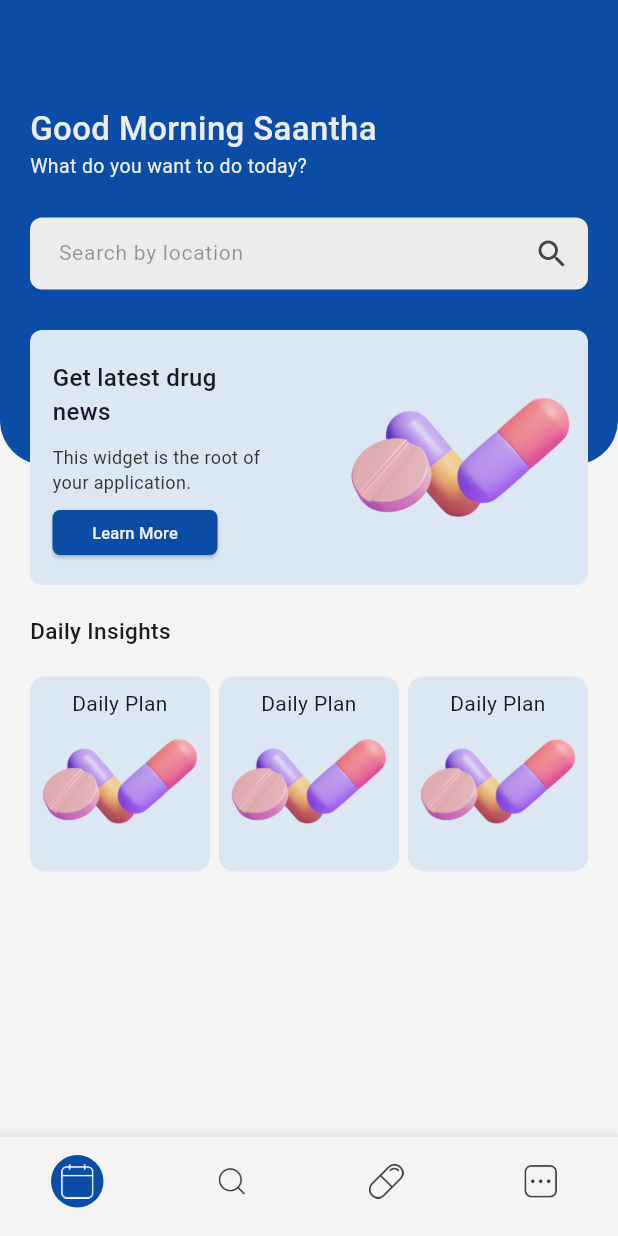
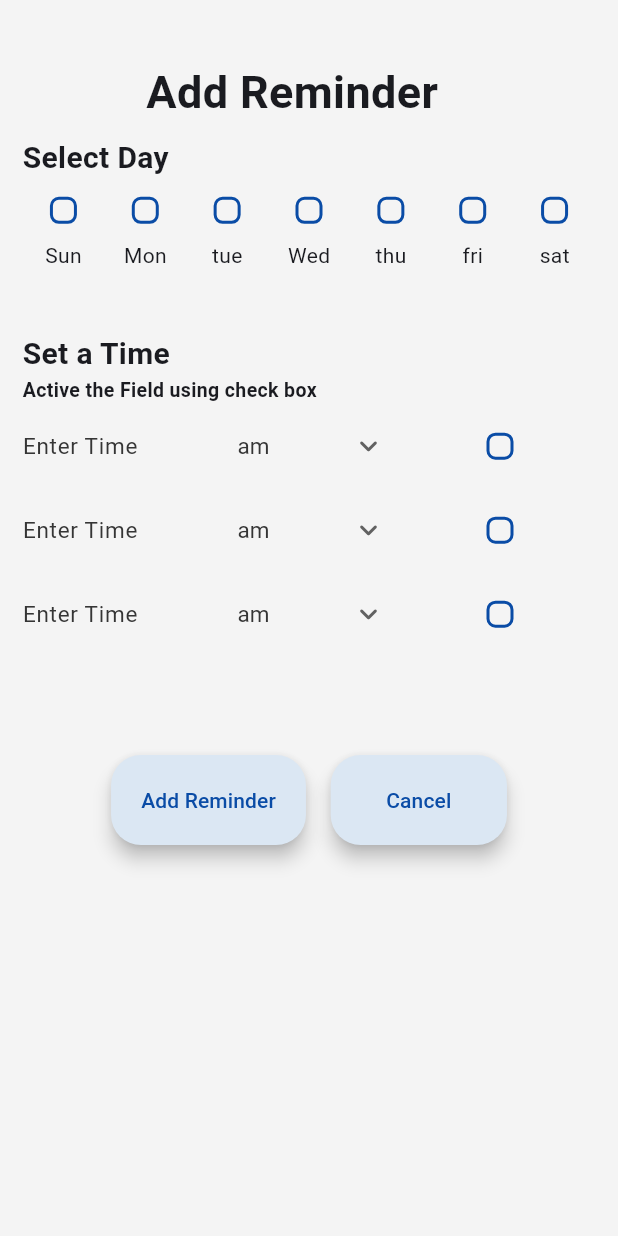
Before and after one commit to saimaboy/aarogya_meds, a Flutter app: the screen it shows after launch, on a phone screen of 412 x 824 dp. Run offline on Flutter 3.47's test engine with Material 3 defaults, Android fonts, the phone set to English and light mode, and no system bars.

Commit message:
add reminder page

```diff
--- a/lib/main.dart
+++ b/lib/main.dart
@@ -1,3 +1,4 @@
+import 'package:aarogya_meds/screens/Reminder/add_remider.dart';
 import 'package:aarogya_meds/screens/wrapper.dart';
 import 'package:aarogya_meds/utils/common.dart';
 import 'package:flutter/material.dart';
@@ -20,7 +21,7 @@ class MyApp extends StatelessWidget {
         useMaterial3: true,
         scaffoldBackgroundColor: AppColors.bgcolor,
       ),
-      home: const Wrapper(),
+      home: const AddReminderScreen(),
     );
   }
 }
--- /dev/null
+++ b/lib/screens/Reminder/add_remider.dart
@@ -0,0 +1,537 @@
+
+import 'package:aarogya_meds/utils/common.dart';
+import 'package:flutter/cupertino.dart';
+import 'package:flutter/material.dart';
+
+class AddReminderScreen extends StatefulWidget {
+  const AddReminderScreen({super.key});
+
+  @override
+  State<AddReminderScreen> createState() => _AddReminderScreenState();
+}
+
+class _AddReminderScreenState extends State<AddReminderScreen> {
+  final TextEditingController closedTimeController =TextEditingController();
+  bool sundayRadio=false;
+  bool mondayRadio=false;
+  bool tuesdayRadio=false;
+  bool wednesdayRadio=false;
+  bool thursdayRadio=false;
+  bool fridayRadio=false;
+  bool saturdayRadio=false;
+  bool oneTimeRadio=false;
+  bool twoTimeRadio=false;
+  bool threeTimeRadio=false;
+  String? selectedvalue="am";
+  @override
+  Widget build(BuildContext context) {
+
+    Size size = MediaQuery.of(context).size;
+    return Scaffold(
+      body:Padding(
+        padding: const EdgeInsets.symmetric(horizontal:015),
+        child: ListView(
+          // mainAxisAlignment: MainAxisAlignment.start,
+          // crossAxisAlignment: CrossAxisAlignment.start,
+          children: [
+            const SizedBox(height: 40,),
+            Padding(
+              padding: EdgeInsets.symmetric(horizontal: size.width*0.2),
+              child: const Text(
+                "Add Reminder",
+                style: TextStyle(fontWeight: FontWeight.w700,fontSize: 30),
+              ),
+            ),
+             SizedBox(height: size.height*0.01,),
+            Text(
+              "Select Day",
+              style: TextStyle(fontSize: 20,fontWeight: FontWeight.w600),),
+            Row(
+              children: [
+                Expanded(
+                  child: Column(
+                    children: [
+                      Checkbox(
+                        value: sundayRadio,
+                        onChanged: (value){
+                        setState(() {
+                          sundayRadio=value!;
+                        });
+
+                      },
+                      activeColor:AppColors.primary,
+                        //checkColor:Colors.red ,
+                      shape: RoundedRectangleBorder(
+                            borderRadius: BorderRadius.circular(6),
+                            side: const BorderSide(
+                              color: AppColors.primary,
+                            ),
+                      ),
+                        side: const BorderSide(
+                            color: AppColors.primary,
+                            width: 2
+                        ),
+                        visualDensity: VisualDensity.compact,
+                      ),
+                      const Text("Sun"),
+                    ],
+                  ),
+                ),
+                Expanded(
+                  child: Column(
+                    children: [
+                      Checkbox(
+                        value: mondayRadio,
+                        onChanged: (value){
+                          setState(() {
+                            mondayRadio=value!;
+                          });
+
+                        },
+                        activeColor:AppColors.primary,
+                        //checkColor:Colors.red ,
+                        shape: RoundedRectangleBorder(
+                          borderRadius: BorderRadius.circular(6),
+                          side: const BorderSide(
+                            color: AppColors.primary,
+                          ),
+                        ),
+                        side: const BorderSide(
+                            color: AppColors.primary,
+                            width: 2
+                        ),
+                        visualDensity: VisualDensity.compact,
+                      ),
+                      const Text("Mon"),
+                    ],
+                  ),
+                ),
+                Expanded(
+                  child: Column(
+                    children: [
+                      Checkbox(
+                        value: tuesdayRadio,
+                        onChanged: (value){
+                          setState(() {
+                            tuesdayRadio=value!;
+                          });
+
+                        },
+                        activeColor:AppColors.primary,
+                        //checkColor:Colors.red ,
+                        shape: RoundedRectangleBorder(
+                          borderRadius: BorderRadius.circular(6),
+                          side: const BorderSide(
+                            color: AppColors.primary,
+                          ),
+                        ),
+                        side: const BorderSide(
+                            color: AppColors.primary,
+                            width: 2
+                        ),
+                        visualDensity: VisualDensity.compact,
+                      ),
+                      const Text("tue"),
+                    ],
+                  ),
+                ),
+                Expanded(
+                  child: Column(
+                    children: [
+                      Checkbox(
+                        value: wednesdayRadio,
+                        onChanged: (value){
+                          setState(() {
+                            wednesdayRadio=value!;
+                          });
+
+                        },
+                        activeColor:AppColors.primary,
+                        //checkColor:Colors.red ,
+                        shape: RoundedRectangleBorder(
+                          borderRadius: BorderRadius.circular(6),
+                          side: const BorderSide(
+                            color: AppColors.primary,
+                          ),
+                        ),
+                        side: const BorderSide(
+                            color: AppColors.primary,
+                            width: 2
+                        ),
+                        visualDensity: VisualDensity.compact,
+                      ),
+                      const Text("Wed"),
+                    ],
+                  ),
+                ),
+                Expanded(
+                  child: Column(
+                    children: [
+                      Checkbox(
+                        value: thursdayRadio,
+                        onChanged: (value){
+                          setState(() {
+                            thursdayRadio=value!;
+                          });
+
+                        },
+                        activeColor:AppColors.primary,
+                        //checkColor:Colors.red ,
+                        shape: RoundedRectangleBorder(
+                          borderRadius: BorderRadius.circular(6),
+                          side: const BorderSide(
+                            color: AppColors.primary,
+                          ),
+                        ),
+                        side: const BorderSide(
+                            color:AppColors.primary,
+                            width: 2
+                        ),
+                        visualDensity: VisualDensity.compact,
+                      ),
+                      const Text("thu"),
+                    ],
+                  ),
+                ),
+                Expanded(
+                  child: Column(
+                    children: [
+                      Checkbox(
+                        value: fridayRadio,
+                        onChanged: (value){
+                          setState(() {
+                            fridayRadio=value!;
+                          });
+
+                        },
+                        activeColor:AppColors.primary,
+                        //checkColor:Colors.red ,
+                        shape: RoundedRectangleBorder(
+                          borderRadius: BorderRadius.circular(6),
+                          side: const BorderSide(
+                            color: AppColors.primary,
+                          ),
+                        ),
+                        side: const BorderSide(
+                            color: AppColors.primary,
+                            width: 2
+                        ),
+                        visualDensity: VisualDensity.compact,
+                      ),
+                      const Text("fri"),
+                    ],
+                  ),
+                ),
+                Expanded(
+                  child: Column(
+                    children: [
+                      Checkbox(
+                        value: saturdayRadio,
+                        onChanged: (value){
+                          setState(() {
+                            saturdayRadio=value!;
+                          });
+
+                        },
+                        activeColor:AppColors.primary,
+                        //checkColor:Colors.red ,
+                        shape: RoundedRectangleBorder(
+                          borderRadius: BorderRadius.circular(6),
+                          side: const BorderSide(
+                            color: AppColors.primary,
+                          ),
+                        ),
+                        side: const BorderSide(
+                            color: AppColors.primary,
+                            width: 2
+                        ),
+                        visualDensity: VisualDensity.compact,
+                      ),
+                      const Text("sat"),
+                    ],
+                  ),
+                ),
+              ],
+            ),
+            SizedBox(height: size.height*0.05,),
+            Text("Set a Time",style: TextStyle(fontSize: 20,fontWeight: FontWeight.w600),),
+            Text("Active the Field using check box",style: TextStyle(fontSize: 13,fontWeight: FontWeight.w600),),
+            Row(
+              children: [
+                Expanded(
+                  child: TextField(
+                    controller: closedTimeController,
+                    maxLines: 1,
+                    decoration: InputDecoration(
+                      labelStyle: const TextStyle(color:AppColors.textprimary),
+                      enabled: oneTimeRadio,
+                      border: InputBorder.none,
+                      label: const Text("Enter Time",style: TextStyle(fontSize: 15),),
+                      floatingLabelBehavior: FloatingLabelBehavior.never,
+                    ),
+                  ),
+                ),
+                Expanded(
+                  child: IgnorePointer(
+                    ignoring: !oneTimeRadio,
+                    child: DropdownButtonFormField(
+                        value:selectedvalue,
+                        items: <String>["am", "pm"].map((String value) {
+                          return DropdownMenuItem<String>(
+                            value: value,
+                            child: Text(value,style: const TextStyle(color: AppColors.textprimary,fontSize: 15),),
+                          );
+                        }).toList(),
+                        onChanged: (value) {
+                          setState(() {
+                            selectedvalue=value;
+                          });
+                        },
+                        icon: const Icon(Icons.keyboard_arrow_down_rounded, size: 24,),
+                        style: const TextStyle(fontSize: 16),
+                        decoration:  InputDecoration(
+                          enabled: oneTimeRadio,
+                          border: InputBorder.none,
+                          //labelText: "Select ",
+                          floatingLabelBehavior: FloatingLabelBehavior.never,
+                          fillColor: Colors.transparent,
+                          filled: true,
+                          labelStyle: const TextStyle(color: AppColors.textprimary,fontSize: 16,fontWeight: FontWeight.w700),
+                        )
+                    ),
+                  ),
+                ),
+                Expanded(
+                    child: Row(
+                      crossAxisAlignment: CrossAxisAlignment.center,
+                      mainAxisAlignment: MainAxisAlignment.center,
+                      children: [
+                        Checkbox(
+                          value: oneTimeRadio,
+                          onChanged: (value){
+                            setState(() {
+                              oneTimeRadio=value!;
+                            });
+                          },
+                          activeColor:AppColors.primary,
+                          shape: RoundedRectangleBorder(
+                            borderRadius: BorderRadius.circular(6),
+                            side: const BorderSide(
+                              color: AppColors.primary,
+                            ),
+                          ),
+                          side: const BorderSide(
+                              color: AppColors.primary,
+                              width: 2
+                          ),
+                          visualDensity: VisualDensity.compact,
+                        ),
+                      ],
+                    ))
+              ],
+            ),
+            //SizedBox(height: size.height*0.01,),
+            Row(
+              children: [
+                Expanded(
+                  child: TextField(
+                    controller: closedTimeController,
+                    maxLines: 1,
+                    decoration: InputDecoration(
+                      labelStyle: const TextStyle(color:AppColors.textprimary),
+                      enabled: twoTimeRadio,
+                      border: InputBorder.none,
+                      label: const Text("Enter Time",style: TextStyle(fontSize: 15),),
+                      floatingLabelBehavior: FloatingLabelBehavior.never,
+                    ),
+                  ),
+                ),
+                Expanded(
+                  child: IgnorePointer(
+                    ignoring: !twoTimeRadio,
+                    child: DropdownButtonFormField(
+                        value:selectedvalue,
+                        items: <String>["am", "pm"].map((String value) {
+                          return DropdownMenuItem<String>(
+                            value: value,
+                            child: Text(value,style: const TextStyle(color: AppColors.textprimary,fontSize: 15),),
+                          );
+                        }).toList(),
+                        onChanged: (value) {
+                          setState(() {
+                            selectedvalue=value;
+                          });
+                        },
+                        icon: const Icon(Icons.keyboard_arrow_down_rounded, size: 24,),
+                        style: const TextStyle(fontSize: 16),
+                        decoration:  InputDecoration(
+                          enabled: twoTimeRadio,
+                          border: InputBorder.none,
+                          //labelText: "Select ",
+                          floatingLabelBehavior: FloatingLabelBehavior.never,
+                          fillColor: Colors.transparent,
+                          filled: true,
+                          labelStyle: TextStyle(color: AppColors.textprimary,fontSize: 16,fontWeight: FontWeight.w700),
+                        )
+                    ),
+                  ),
+                ),
+                Expanded(
+                    child: Row(
+                      crossAxisAlignment: CrossAxisAlignment.center,
+                      mainAxisAlignment: MainAxisAlignment.center,
+                      children: [
+                        Checkbox(
+                          value: twoTimeRadio,
+                          onChanged: (value){
+                            setState(() {
+                              twoTimeRadio=value!;
+                            });
+                          },
+                          activeColor:AppColors.primary,
+                          shape: RoundedRectangleBorder(
+                            borderRadius: BorderRadius.circular(6),
+                            side: const BorderSide(
+                              color: AppColors.primary,
+                            ),
+                          ),
+                          side: const BorderSide(
+                              color: AppColors.primary,
+                              width: 2
+                          ),
+                          visualDensity: VisualDensity.compact,
+                        ),
+                      ],
+                    ))
+              ],
+            ),
+            //SizedBox(height: size.height*0.01,),
+            Row(
+              children: [
+                Expanded(
+                  child: TextField(
+                    controller: closedTimeController,
+                    maxLines: 1,
+                    decoration: InputDecoration(
+                      labelStyle: const TextStyle(color:AppColors.textprimary),
+                      enabled: threeTimeRadio,
+                      border: InputBorder.none,
+                      label: const Text("Enter Time",style: TextStyle(fontSize: 15),),
+                      floatingLabelBehavior: FloatingLabelBehavior.never,
+                    ),
+                  ),
+                ),
+                Expanded(
+                  child: IgnorePointer(
+                    ignoring: !threeTimeRadio,
+                    child: DropdownButtonFormField(
+                        value:selectedvalue,
+                        items: <String>["am", "pm"].map((String value) {
+                          return DropdownMenuItem<String>(
+                            value: value,
+                            child: Text(value,style: const TextStyle(color: AppColors.textprimary,fontSize: 15),),
+                          );
+                        }).toList(),
+                        onChanged: (value) {
+                          setState(() {
+                            selectedvalue=value;
+                          });
+                        },
+                        icon: const Icon(Icons.keyboard_arrow_down_rounded, size: 24,),
+                        style: const TextStyle(fontSize: 16),
+                        decoration:  InputDecoration(
+                          enabled: threeTimeRadio,
+                          border: InputBorder.none,
+                          //labelText: "Select ",
+                          floatingLabelBehavior: FloatingLabelBehavior.never,
+                          fillColor: Colors.transparent,
+                          filled: true,
+                          labelStyle: const TextStyle(color: AppColors.textprimary,fontSize: 16,fontWeight: FontWeight.w700),
+                        )
+                    ),
+                  ),
+                ),
+                Expanded(
+                    child: Row(
+                    crossAxisAlignment: CrossAxisAlignment.center,
+                    mainAxisAlignment: MainAxisAlignment.center,
+                    children: [
+                      Checkbox(
+                      value: threeTimeRadio,
+                      onChanged: (value){
+                        setState(() {
+                          threeTimeRadio=value!;
+                        });
+                      },
+                      activeColor:AppColors.primary,
+                      shape: RoundedRectangleBorder(
+                        borderRadius: BorderRadius.circular(6),
+                        side: const BorderSide(
+                          color: AppColors.primary,
+                        ),
+                      ),
+                      side: const BorderSide(
+                          color: AppColors.primary,
+                          width: 2
+                      ),
+                      visualDensity: VisualDensity.compact,
+                    ),
+                  ],
+                ))
+              ],
+            ),
+            SizedBox(height: size.height*0.08,),
+            Padding(
+              padding: EdgeInsets.symmetric(horizontal: size.width*0.1),
+              child: Row(
+                mainAxisAlignment: MainAxisAlignment.center,
+                children: [
+                  ElevatedButton(
+                    style: ButtonStyle(
+                      backgroundColor: MaterialStateProperty.all<Color>(AppColors.primarylite),
+                      foregroundColor: MaterialStateProperty.all<Color>(AppColors.primary),
+                      padding: MaterialStateProperty.all<EdgeInsetsGeometry>(const EdgeInsets.symmetric(vertical: 10,horizontal: 20)),
+                      shape: MaterialStateProperty.all<RoundedRectangleBorder>(
+                        RoundedRectangleBorder(
+                          borderRadius: BorderRadius.circular(20),
+                        ),
+                      ),
+                      elevation: MaterialStateProperty.all<double>(5),
+                    ),
+                    onPressed: (){},
+                    child: const Padding(
+                      padding: EdgeInsets.symmetric(vertical:10),
+                      child: Text("Add Reminder"),
+                    ),
+                  ),
+                  SizedBox(width: size.width*0.04,),
+                  ElevatedButton(
+                    style: ButtonStyle(
+
+                      backgroundColor: MaterialStateProperty.all<Color>(AppColors.primarylite),
+                      foregroundColor: MaterialStateProperty.all<Color>(AppColors.primary),
+                      padding: MaterialStateProperty.all<EdgeInsetsGeometry>(const EdgeInsets.symmetric(vertical: 10,horizontal: 37)),
+                      shape: MaterialStateProperty.all<RoundedRectangleBorder>(
+                        RoundedRectangleBorder(
+                          borderRadius: BorderRadius.circular(20),
+                        ),
+                      ),
+                      elevation: MaterialStateProperty.all<double>(5),
+                    ),
+                    onPressed: (){},
+                    child: const Padding(
+                      padding: EdgeInsets.symmetric(vertical:10),
+                      child: Text("Cancel"),
+                    ),
+                  ),
+                ],
+              ),
+            ),
+            SizedBox(height: size.height*0.03,),
+
+          ],
+        ),
+      ),
+    );
+  }
+}
```
